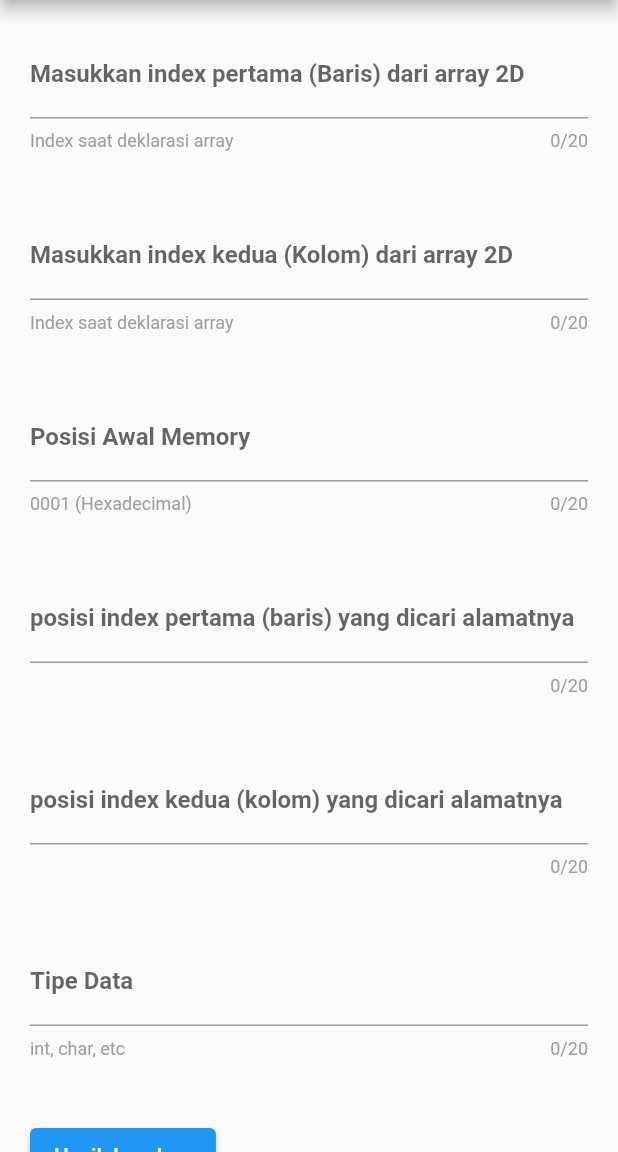
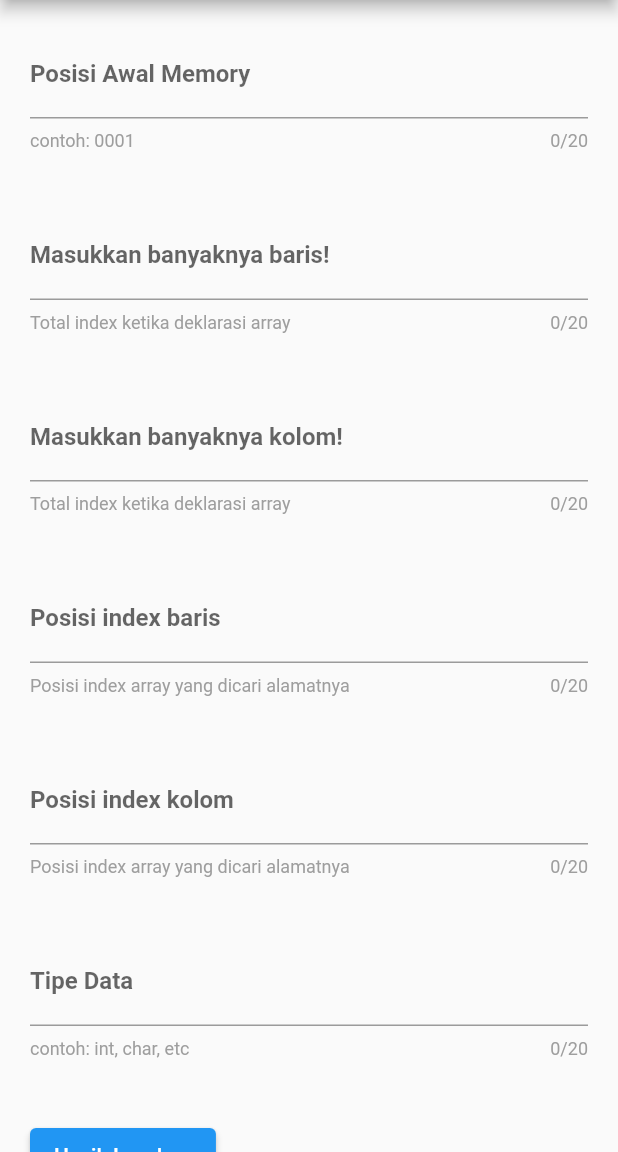
Before and after one commit to herdyhardiyant/pemetaan_array, a Flutter app: the Array2D screen opened directly, after a tap on "Hasil Jawaban", on a phone screen of 412 x 824 dp, the part 84-1236 px from its top. Run offline on Flutter 3.47's test engine with Material 2 defaults, Android fonts, the phone set to English and light mode, and no system bars.

Commit message:
array_3d.dart complete

```diff
--- a/lib/modals/hexadecimal_handler.dart
+++ /dev/null
@@ -1,10 +0,0 @@
-class HexadecimalHandler{
-
-  String hexAddition(hex1, hex2){
-    var value1 = int.parse(hex1, radix: 16);
-    var value2 = int.parse(hex2, radix: 16);
-    var result = (value1 + value2).toRadixString(16);
-    return result.padLeft(4, '0').toUpperCase() + '(H)';
-  }
-
-}
--- a/lib/widget/array_2d.dart
+++ b/lib/widget/array_2d.dart
@@ -1,5 +1,5 @@
 import 'package:flutter/material.dart';
-import 'package:pemetaan_array/modals/hexadecimal_handler.dart';
+import 'package:pemetaan_array/modals/formula_handler.dart';
 import 'package:pemetaan_array/widget/custom_text_field.dart';
 
 class Array2D extends StatefulWidget {
@@ -8,29 +8,15 @@ class Array2D extends StatefulWidget {
 }
 
 class _Array2DState extends State<Array2D> {
-  var indexPertama = TextEditingController();
-  var indexKedua = TextEditingController();
-  var indexPertamaYgDicari = TextEditingController();
-  var indexKeduaYgDicari = TextEditingController();
-  var posisiAwalMemori = TextEditingController();
-  var tipeData = TextEditingController();
-  var jawabanPerKolom = '';
-  var jawabanPerBaris = '';
-  var jumlahElementArray = '';
-
-  int get dataTypeMemory {
-    if (tipeData.text.toUpperCase() == 'INT') {
-      return 2;
-    } else if (tipeData.text.toUpperCase() == 'CHAR') {
-      return 1;
-    } else if (tipeData.text.toUpperCase() == 'FLOAT') {
-      return 4;
-    } else if (tipeData.text.toUpperCase() == 'DOUBLE') {
-      return 8;
-    } else {
-      return 0;
-    }
-  }
+  var _totalBaris = TextEditingController();
+  var _totalKolom = TextEditingController();
+  var _indexBarisYgDicari = TextEditingController();
+  var _indexKolomYgDicari = TextEditingController();
+  var _posisiAwalMemori = TextEditingController();
+  var _tipeData = TextEditingController();
+  var _jawabanPerKolom = '';
+  var _jawabanPerBaris = '';
+  var _jumlahElementArray = '';
 
   String _cariAlamatIndex2DPerKolom() {
     /*
@@ -41,13 +27,14 @@ class _Array2DState extends State<Array2D> {
     = 0011(H) + 18 (H)
     = 0029(H)
      */
-    var K = int.tryParse(indexKedua.text);
-    var jMinusOne = int.tryParse(indexKeduaYgDicari.text) - 1;
-    var iMinusOne = (int.tryParse(indexPertamaYgDicari.text) - 1);
-    var tambahanHex =
-        ((jMinusOne * K + iMinusOne) * dataTypeMemory).toRadixString(16);
+    var K = int.tryParse(_totalKolom.text);
+    var jMinusOne = int.tryParse(_indexKolomYgDicari.text) - 1;
+    var iMinusOne = (int.tryParse(_indexBarisYgDicari.text) - 1);
+    var tambahanHex = ((jMinusOne * K + iMinusOne) *
+            FormulaHandler().getDataTypeSize(_tipeData.text))
+        .toRadixString(16);
     var hasil =
-        HexadecimalHandler().hexAddition(posisiAwalMemori.text, tambahanHex);
+        FormulaHandler().hexAddition(_posisiAwalMemori.text, tambahanHex);
     print(hasil);
     return hasil;
   }
@@ -61,11 +48,14 @@ class _Array2DState extends State<Array2D> {
     = 0011(H) + 1C (H)
     = 002D(H)
      */
-    var N = int.tryParse(indexPertama.text);
-    var jMinusOne = int.tryParse(indexKeduaYgDicari.text) - 1;
-    var iMinusOne = (int.tryParse(indexPertamaYgDicari.text) - 1);
-    var tambahanHex = ((iMinusOne * N + jMinusOne) * dataTypeMemory).toRadixString(16);
-    var hasil = HexadecimalHandler().hexAddition(posisiAwalMemori.text, tambahanHex);
+    var N = int.tryParse(_totalBaris.text);
+    var jMinusOne = int.tryParse(_indexKolomYgDicari.text) - 1;
+    var iMinusOne = (int.tryParse(_indexBarisYgDicari.text) - 1);
+    var tambahanHex = ((iMinusOne * N + jMinusOne) *
+            FormulaHandler().getDataTypeSize(_tipeData.text))
+        .toRadixString(16);
+    var hasil =
+        FormulaHandler().hexAddition(_posisiAwalMemori.text, tambahanHex);
     print(hasil);
     return hasil;
   }
@@ -83,20 +73,17 @@ class _Array2DState extends State<Array2D> {
             Column(
               children: [
                 CustomTextField(
-                    indexPertama,
-                    'Masukkan index pertama (Baris) dari array 2D',
-                    'Index saat deklarasi array'),
+                    _posisiAwalMemori, 'Posisi Awal Memory', 'contoh: 0001'),
+                CustomTextField(_totalBaris, 'Masukkan banyaknya baris!',
+                    'Total index ketika deklarasi array'),
+                CustomTextField(_totalKolom, 'Masukkan banyaknya kolom!',
+                    'Total index ketika deklarasi array'),
+                CustomTextField(_indexBarisYgDicari, 'Posisi index baris',
+                    'Posisi index array yang dicari alamatnya'),
+                CustomTextField(_indexKolomYgDicari, 'Posisi index kolom',
+                    'Posisi index array yang dicari alamatnya'),
                 CustomTextField(
-                    indexKedua,
-                    'Masukkan index kedua (Kolom) dari array 2D',
-                    'Index saat deklarasi array'),
-                CustomTextField(posisiAwalMemori, 'Posisi Awal Memory',
-                    '0001 (Hexadecimal)'),
-                CustomTextField(
-                    indexPertamaYgDicari, 'posisi index pertama (baris) yang dicari alamatnya', ''),
-                CustomTextField(
-                    indexKeduaYgDicari, 'posisi index kedua (kolom) yang dicari alamatnya', ''),
-                CustomTextField(tipeData, 'Tipe Data', 'int, char, etc'),
+                    _tipeData, 'Tipe Data', 'contoh: int, char, etc'),
                 Container(
                   width: double.infinity,
                   padding: EdgeInsets.all(20),
@@ -106,11 +93,11 @@ class _Array2DState extends State<Array2D> {
                       ElevatedButton(
                           onPressed: () {
                             setState(() {
-                              jawabanPerKolom = _cariAlamatIndex2DPerKolom();
-                              jawabanPerBaris = _cariAlamatIndex2DPerBaris();
-                              jumlahElementArray = (int.tryParse(
-                                          indexPertama.text) *
-                                      int.tryParse(indexKedua.text.toString()))
+                              _jawabanPerKolom = _cariAlamatIndex2DPerKolom();
+                              _jawabanPerBaris = _cariAlamatIndex2DPerBaris();
+                              _jumlahElementArray = (int.tryParse(
+                                          _totalBaris.text) *
+                                      int.tryParse(_totalKolom.text.toString()))
                                   .toString();
                             });
                           },
@@ -118,17 +105,17 @@ class _Array2DState extends State<Array2D> {
                       SizedBox(
                         height: 20,
                       ),
-                      Text("Total elemen index: " + jumlahElementArray),
+                      Text("Total elemen index: " + _jumlahElementArray),
                       SizedBox(
                         height: 20,
                       ),
                       Text("Jawaban dengan cara pandang Kolom: " +
-                          jawabanPerKolom),
+                          _jawabanPerKolom),
                       SizedBox(
                         height: 20,
                       ),
                       Text("Jawaban dengan cara pandang Baris: " +
-                          jawabanPerBaris),
+                          _jawabanPerBaris),
                       SizedBox(
                         height: 20,
                       ),
```
Also changed, not shown: lib/modals/formula_handler.dart (added, +24 -0 lines), lib/widget/array_1d.dart (+15 -31 lines), lib/widget/array_3d.dart (+108 -4 lines).
